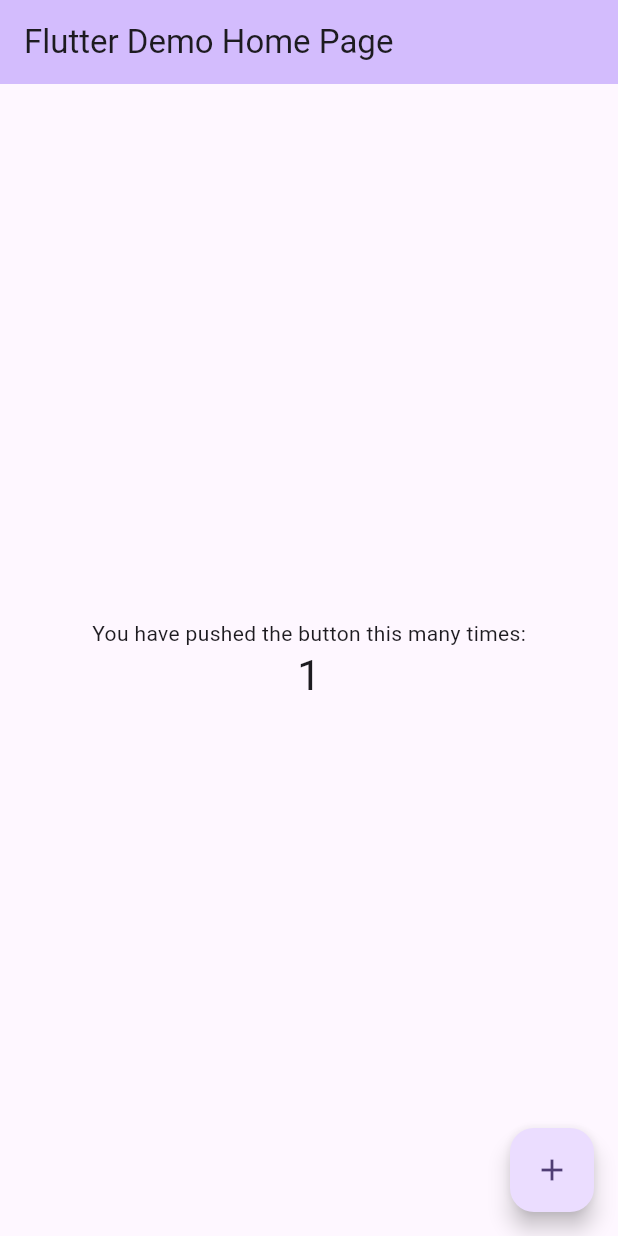
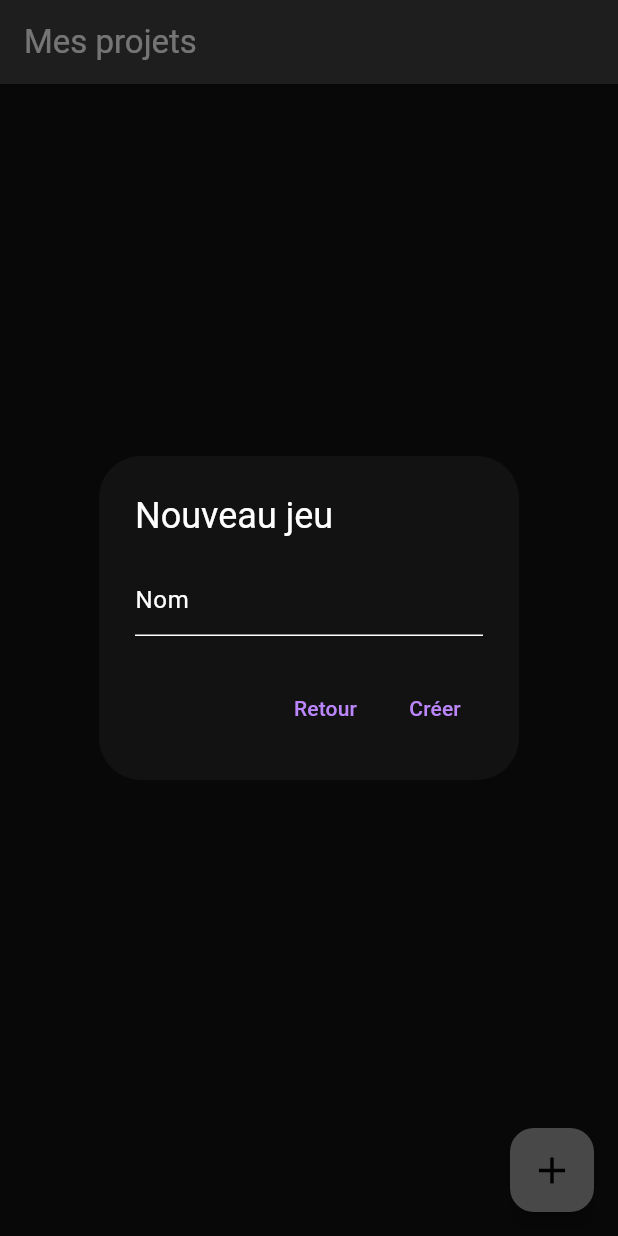
Before and after one commit to PlockGames/plock_mobile, a Flutter app: the screen it shows after launch, after a tap on the "add" icon, on a phone screen of 412 x 824 dp. Run offline on Flutter 3.47's test engine with Material 3 defaults, Android fonts, the phone set to English and light mode, and no system bars.

Commit message:
feat: add my games page

```diff
--- a/lib/main.dart
+++ b/lib/main.dart
@@ -1,4 +1,5 @@
 import 'package:flutter/material.dart';
+import 'package:plock_mobile/pages/my_games/my_games_page.dart';
 
 void main() {
   runApp(const MyApp());
@@ -11,115 +12,29 @@
   @override
   Widget build(BuildContext context) {
     return MaterialApp(
-      title: 'Flutter Demo',
+      title: 'Plock',
       theme: ThemeData(
-        // This is the theme of your application.
-        //
-        // TRY THIS: Try running your application with "flutter run". You'll see
-        // the application has a purple toolbar. Then, without quitting the app,
-        // try changing the seedColor in the colorScheme below to Colors.green
-        // and then invoke "hot reload" (save your changes or press the "hot
-        // reload" button in a Flutter-supported IDE, or press "r" if you used
-        // the command line to start the app).
-        //
-        // Notice that the counter didn't reset back to zero; the application
-        // state is not lost during the reload. To reset the state, use hot
-        // restart instead.
-        //
-        // This works for code too, not just values: Most code changes can be
-        // tested with just a hot reload.
-        colorScheme: ColorScheme.fromSeed(seedColor: Colors.deepPurple),
+        colorScheme: const ColorScheme.dark(),
         useMaterial3: true,
       ),
-      home: const MyHomePage(title: 'Flutter Demo Home Page'),
+      home: const MyHomePage(),
     );
   }
 }
 
 class MyHomePage extends StatefulWidget {
-  const MyHomePage({super.key, required this.title});
-
-  // This widget is the home page of your application. It is stateful, meaning
-  // that it has a State object (defined below) that contains fields that affect
-  // how it looks.
-
-  // This class is the configuration for the state. It holds the values (in this
-  // case the title) provided by the parent (in this case the App widget) and
-  // used by the build method of the State. Fields in a Widget subclass are
-  // always marked "final".
-
-  final String title;
+  const MyHomePage({super.key});
 
   @override
   State<MyHomePage> createState() => _MyHomePageState();
 }
 
 class _MyHomePageState extends State<MyHomePage> {
-  int _counter = 0;
-
-  void _incrementCounter() {
-    setState(() {
-      // This call to setState tells the Flutter framework that something has
-      // changed in this State, which causes it to rerun the build method below
-      // so that the display can reflect the updated values. If we changed
-      // _counter without calling setState(), then the build method would not be
-      // called again, and so nothing would appear to happen.
-      _counter++;
-    });
-  }
 
   @override
   Widget build(BuildContext context) {
-    // This method is rerun every time setState is called, for instance as done
-    // by the _incrementCounter method above.
-    //
-    // The Flutter framework has been optimized to make rerunning build methods
-    // fast, so that you can just rebuild anything that needs updating rather
-    // than having to individually change instances of widgets.
     return Scaffold(
-      appBar: AppBar(
-        // TRY THIS: Try changing the color here to a specific color (to
-        // Colors.amber, perhaps?) and trigger a hot reload to see the AppBar
-        // change color while the other colors stay the same.
-        backgroundColor: Theme.of(context).colorScheme.inversePrimary,
-        // Here we take the value from the MyHomePage object that was created by
-        // the App.build method, and use it to set our appbar title.
-        title: Text(widget.title),
-      ),
-      body: Center(
-        // Center is a layout widget. It takes a single child and positions it
-        // in the middle of the parent.
-        child: Column(
-          // Column is also a layout widget. It takes a list of children and
-          // arranges them vertically. By default, it sizes itself to fit its
-          // children horizontally, and tries to be as tall as its parent.
-          //
-          // Column has various properties to control how it sizes itself and
-          // how it positions its children. Here we use mainAxisAlignment to
-          // center the children vertically; the main axis here is the vertical
-          // axis because Columns are vertical (the cross axis would be
-          // horizontal).
-          //
-          // TRY THIS: Invoke "debug painting" (choose the "Toggle Debug Paint"
-          // action in the IDE, or press "p" in the console), to see the
-          // wireframe for each widget.
-          mainAxisAlignment: MainAxisAlignment.center,
-          children: <Widget>[
-            const Text(
-              'You have pushed the button this many times:',
-            ),
-            Text(
-              '$_counter',
-              style: Theme.of(context).textTheme.headlineMedium,
-            ),
-          ],
-        ),
-      ),
-      floatingActionButton: FloatingActionButton(
-        onPressed: _incrementCounter,
-        tooltip: 'Increment',
-        child: const Icon(Icons.add),
-      ), // This trailing comma makes auto-formatting nicer for build methods.
+      body: MyGamesPage(),
     );
   }
 }
--- /dev/null
+++ b/lib/pages/my_games/my_games_page.dart
@@ -0,0 +1,109 @@
+import 'package:flutter/material.dart';
+
+import 'game_editor/game_editor_page.dart';
+
+/// The page that display the games created by the user
+class MyGamesPage extends StatefulWidget {
+  const MyGamesPage({super.key});
+
+  @override
+  State<MyGamesPage> createState() => _MyGamesPageState();
+
+}
+
+/// The state of the [MyGamesPage]
+class _MyGamesPageState extends State<MyGamesPage> {
+
+  /// The list of the games created by the user
+  /// TODO: Replace this with a real list of games
+  var projects = <String>[];
+
+  void addProject(String name) {
+    setState(() {
+      projects.add(name);
+    });
+  }
+
+  @override
+  Widget build(BuildContext context) {
+    return Scaffold(
+        appBar: AppBar(
+          title: const Text('Mes projets'),
+          backgroundColor: Colors.grey[800],
+        ),
+        body: SingleChildScrollView(
+          child: Column(
+            children: [
+              for (var project in projects)
+                ListTile(
+                  title: Row(
+                    children: [
+                      Text(project),
+                      const Spacer(),
+                      IconButton(
+                        icon: const Icon(Icons.edit),
+                        onPressed: () {
+                          Navigator.push(
+                            context,
+                            MaterialPageRoute(
+                              builder: (context) => GameEditorPage(game: project),
+                            ),
+                          );
+                        },
+                      ),
+                    ],
+                  ),
+                ),
+            ],
+          ),
+        ),
+        floatingActionButton: FloatingActionButton(
+          onPressed: () {
+            _showGameCreationDialog(context);
+          },
+          backgroundColor: Colors.grey[500],
+          child: const Icon(Icons.add, size: 30),
+        )
+    );
+  }
+
+  /// Show a dialog to create a new game, asking for the name
+  void _showGameCreationDialog(context) {
+    showDialog(
+      context: context,
+      builder: (_) {
+        var nameController = TextEditingController();
+        return AlertDialog(
+          title: const Text('Nouveau jeu'),
+          content: TextFormField(
+                controller: nameController,
+                decoration: const InputDecoration(hintText: 'Nom'),
+              ),
+          actions: [
+            TextButton(
+              onPressed: () => Navigator.pop(context),
+              child: const Text('Retour'),
+            ),
+            TextButton(
+              onPressed: () {
+                var name = nameController.text;
+                if (name.isEmpty) {
+                  return;
+                }
+                addProject(name);
+                Navigator.pop(context);
+                Navigator.push(
+                  context,
+                  MaterialPageRoute(
+                    builder: (context) => GameEditorPage(game: name),
+                  ),
+                );
+              },
+              child: const Text('Créer'),
+            ),
+          ],
+        );
+      },
+    );
+  }
+}
```
Also changed, not shown: lib/pages/my_games/game_editor/game_editor_page.dart (added, +20 -0 lines), 1 other file.
